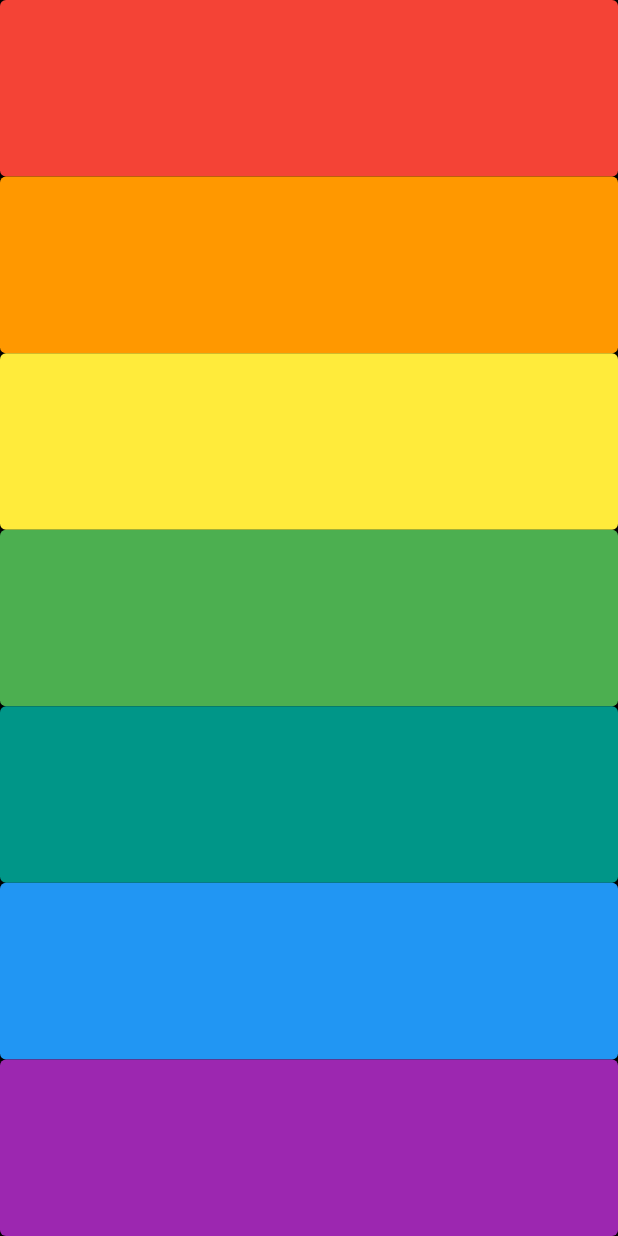
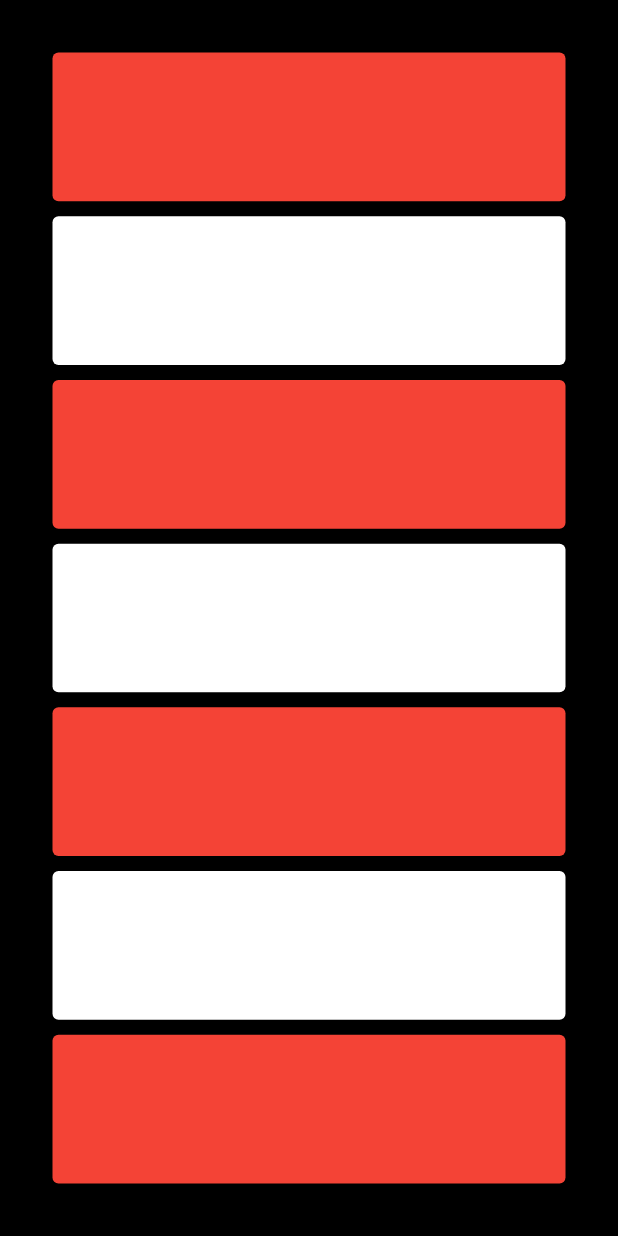
Before and after one commit to frankgimeno3/xilofonapp, a Flutter app: the screen it shows after launch, on a phone screen of 412 x 824 dp. Run offline on Flutter 3.47's test engine with Material 2 defaults, Android fonts, the light colour scheme and no system bars; our stand-ins replace just_audio.

Commit message:
mejoras diseño

```diff
--- a/lib/main.dart
+++ b/lib/main.dart
@@ -24,6 +24,8 @@
 
   Widget buildKey({required Color color, required int soundNumber}) {
     return Expanded(
+      child: Padding(
+        padding: EdgeInsets.all(5.0), // Agregar margen de 5 en cada lado del TextButton
         child: TextButton(
           style: ButtonStyle(
             backgroundColor: MaterialStateProperty.all(color),
@@ -32,6 +34,7 @@
             playSound(soundNumber);
           },
           child: const SizedBox(), // Puedes reemplazar esto con el contenido de tu botón
+        ),
       ),
     );
   }
@@ -48,17 +51,20 @@
       home: Scaffold(
         backgroundColor: Colors.black,
         body: SafeArea(
+          child: Padding(
+            padding: const EdgeInsets.all(30.0), // Agregar margen de 30 en todos los lados
             child: Column(
               crossAxisAlignment: CrossAxisAlignment.stretch,
               children: <Widget>[
                 buildKey(color: Colors.red, soundNumber: 1),
-              buildKey(color: Colors.orange, soundNumber: 2),
-              buildKey(color: Colors.yellow, soundNumber: 3),
-              buildKey(color: Colors.green, soundNumber: 4),
-              buildKey(color: Colors.teal, soundNumber: 5),
-              buildKey(color: Colors.blue, soundNumber: 6),
-              buildKey(color: Colors.purple, soundNumber: 7),
+                buildKey(color: Colors.white, soundNumber: 2),
+                buildKey(color: Colors.red, soundNumber: 3),
+                buildKey(color: Colors.white, soundNumber: 4),
+                buildKey(color: Colors.red, soundNumber: 5),
+                buildKey(color: Colors.white, soundNumber: 6),
+                buildKey(color: Colors.red, soundNumber: 7),
               ],
+            ),
           ),
         ),
       ),
```
Lines whose indentation alone changed are shown as unchanged.
